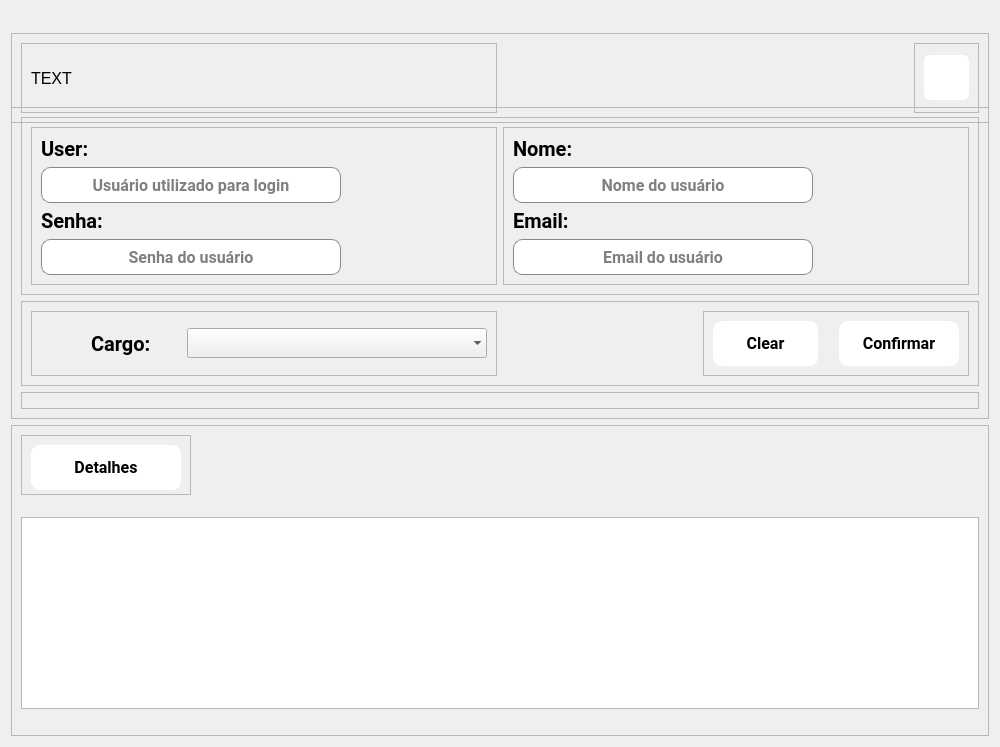
Old version of the form PATP/asset_ctrl/templates/interfaces/user_create.ui in the repository eduardogm22/controle_patrimonio.
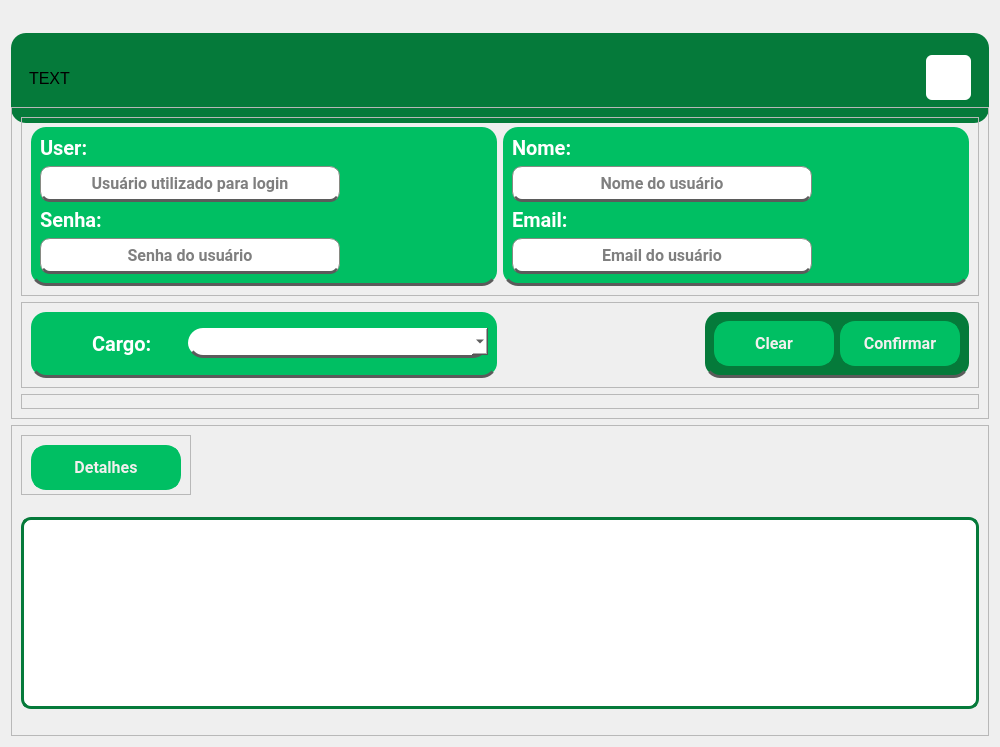
New version of the form. Icons and pictures are not drawn.

```diff
--- a/PATP/asset_ctrl/templates/interfaces/user_create.ui
+++ b/PATP/asset_ctrl/templates/interfaces/user_create.ui
@@ -43,6 +43,10 @@
        <height>45</height>
       </size>
      </property>
+     <property name="styleSheet">
+      <string notr="true">background-color: #057A3A;
+border-radius: 15px;</string>
+     </property>
      <property name="frameShape">
       <enum>QFrame::StyledPanel</enum>
      </property>
@@ -153,6 +157,13 @@
         <layout class="QHBoxLayout" name="horizontalLayout">
          <item>
           <widget class="QFrame" name="frame_11">
+           <property name="styleSheet">
+            <string notr="true">background-color : rgb(0, 191, 99);
+border-radius: 15px;
+
+border-bottom: 3px solid rgb(91, 91, 91)
+</string>
+           </property>
            <property name="frameShape">
             <enum>QFrame::StyledPanel</enum>
            </property>
@@ -171,7 +182,8 @@
                </font>
               </property>
               <property name="styleSheet">
-               <string notr="true"/>
+               <string notr="true">color: rgb(255, 255, 255);
+border-bottom: none</string>
               </property>
               <property name="text">
                <string>User:</string>
@@ -200,6 +212,16 @@
                 <bold>true</bold>
                </font>
               </property>
+              <property name="styleSheet">
+               <string notr="true">QLineEdit{
+	color:black;
+background-color:white;
+border-radius: 10px;
+border-bottom: 3px solid rgb(91, 91, 91)
+}
+
+QLineEdit:hover{background-color:rgb(238, 234, 233);color:black}</string>
+              </property>
               <property name="alignment">
                <set>Qt::AlignCenter</set>
               </property>
@@ -218,6 +240,10 @@
                 <bold>true</bold>
                </font>
               </property>
+              <property name="styleSheet">
+               <string notr="true">color: rgb(255, 255, 255);
+border-bottom: none</string>
+              </property>
               <property name="text">
                <string>Senha:</string>
               </property>
@@ -245,6 +271,16 @@
                 <bold>true</bold>
                </font>
               </property>
+              <property name="styleSheet">
+               <string notr="true">QLineEdit{
+	color:black;
+background-color:white;
+border-radius: 10px;
+border-bottom: 3px solid rgb(91, 91, 91)
+}
+
+QLineEdit:hover{background-color:rgb(238, 234, 233);color:black}</string>
+              </property>
               <property name="alignment">
                <set>Qt::AlignCenter</set>
               </property>
@@ -258,6 +294,13 @@
          </item>
          <item>
           <widget class="QFrame" name="frame_12">
+           <property name="styleSheet">
+            <string notr="true">background-color : rgb(0, 191, 99);
+border-radius: 15px;
+
+border-bottom: 3px solid rgb(91, 91, 91)
+</string>
+           </property>
            <property name="frameShape">
             <enum>QFrame::StyledPanel</enum>
            </property>
@@ -275,6 +318,10 @@
                 <bold>true</bold>
                </font>
               </property>
+              <property name="styleSheet">
+               <string notr="true">color: rgb(255, 255, 255);
+border-bottom: none</string>
+              </property>
               <property name="text">
                <string>Nome:</string>
               </property>
@@ -302,6 +349,16 @@
                 <bold>true</bold>
                </font>
               </property>
+              <property name="styleSheet">
+               <string notr="true">QLineEdit{
+	color:black;
+background-color:white;
+border-radius: 10px;
+border-bottom: 3px solid rgb(91, 91, 91)
+}
+
+QLineEdit:hover{background-color:rgb(238, 234, 233);color:black}</string>
+              </property>
               <property name="alignment">
                <set>Qt::AlignCenter</set>
               </property>
@@ -320,6 +377,10 @@
                 <bold>true</bold>
                </font>
               </property>
+              <property name="styleSheet">
+               <string notr="true">color: rgb(255, 255, 255);
+border-bottom: none</string>
+              </property>
               <property name="text">
                <string>Email:</string>
               </property>
@@ -347,6 +408,16 @@
                 <bold>true</bold>
                </font>
               </property>
+              <property name="styleSheet">
+               <string notr="true">QLineEdit{
+	color:black;
+background-color:white;
+border-radius: 10px;
+border-bottom: 3px solid rgb(91, 91, 91)
+}
+
+QLineEdit:hover{background-color:rgb(238, 234, 233);color:black}</string>
+              </property>
               <property name="alignment">
                <set>Qt::AlignCenter</set>
               </property>
@@ -391,6 +462,13 @@
         <layout class="QHBoxLayout" name="horizontalLayout_3">
          <item>
           <widget class="QFrame" name="frame_8">
+           <property name="styleSheet">
+            <string notr="true">background-color : rgb(0, 191, 99);
+border-radius: 15px;
+
+border-bottom: 3px solid rgb(91, 91, 91)
+</string>
+           </property>
            <property name="frameShape">
             <enum>QFrame::StyledPanel</enum>
            </property>
@@ -422,6 +500,11 @@
                 <kerning>true</kerning>
                </font>
               </property>
+              <property name="styleSheet">
+               <string notr="true">color:rgb(255, 255, 255);
+
+border-bottom: none</string>
+              </property>
               <property name="text">
                <string>Cargo:</string>
               </property>
@@ -453,7 +536,10 @@
                <enum>Qt::LeftToRight</enum>
               </property>
               <property name="styleSheet">
-               <string notr="true"/>
+               <string notr="true">background-color:white;
+border-radius: 15px;
+padding:15px;
+</string>
               </property>
               <property name="currentText">
                <string/>
@@ -483,6 +569,12 @@
          </item>
          <item alignment="Qt::AlignRight">
           <widget class="QFrame" name="frame_btns">
+           <property name="styleSheet">
+            <string notr="true">background-color: #057A3A;
+border-radius: 15px;
+border-bottom: 3px solid rgb(91, 91, 91)
+</string>
+           </property>
            <property name="frameShape">
             <enum>QFrame::StyledPanel</enum>
            </property>
@@ -516,7 +608,22 @@
                <cursorShape>PointingHandCursor</cursorShape>
               </property>
               <property name="styleSheet">
-               <string notr="true">margin-right:15px;</string>
+               <string notr="true">
+
+QPushButton { color: rgb(243, 239, 238);
+	border-radius:15px;		
+	border: 4px solid #00BF63;
+	background-color:#00BF63;
+ }
+
+QPushButton:hover{background-color:rgb(255, 240, 238);color:#00BF63}
+
+QPushButton:pressed{
+ padding-left: 5px;
+ padding-top:5px;
+	background-color: rgb(227, 227, 227);
+ 
+}</string>
               </property>
               <property name="text">
                <string>Clear</string>
@@ -548,6 +655,24 @@
               <property name="cursor">
                <cursorShape>PointingHandCursor</cursorShape>
               </property>
+              <property name="styleSheet">
+               <string notr="true">
+
+QPushButton { color: rgb(243, 239, 238);
+	border-radius:15px;		
+	border: 4px solid #00BF63;
+	background-color:#00BF63;
+ }
+
+QPushButton:hover{background-color:rgb(255, 240, 238);color:#00BF63}
+
+QPushButton:pressed{
+ padding-left: 5px;
+ padding-top:5px;
+	background-color: rgb(227, 227, 227);
+ 
+}</string>
+              </property>
               <property name="text">
                <string>Confirmar</string>
               </property>
@@ -628,11 +753,22 @@
             <cursorShape>PointingHandCursor</cursorShape>
            </property>
            <property name="styleSheet">
-            <string notr="true">font-family: Roboto;
-background-color:white;
-color:black;
-height:30px;
-border-radius:9px;</string>
+            <string notr="true">
+
+QPushButton { color: rgb(243, 239, 238);
+	border-radius:15px;		
+	border: 4px solid #00BF63;
+	background-color:#00BF63;
+ }
+
+QPushButton:hover{background-color:rgb(255, 240, 238);color:#00BF63}
+
+QPushButton:pressed{
+ padding-left: 5px;
+ padding-top:5px;
+	background-color: rgb(227, 227, 227);
+ 
+}</string>
            </property>
            <property name="text">
             <string>Detalhes</string>
@@ -660,6 +796,13 @@
           <height>500</height>
          </size>
         </property>
+        <property name="styleSheet">
+         <string notr="true">background-color:white;	
+border:3px solid #057A3A;
+border-radius:10px
+
+</string>
+        </property>
        </widget>
       </item>
      </layout>
```
Left out of the diff: 4 changed lines with no effect on the pictures.
